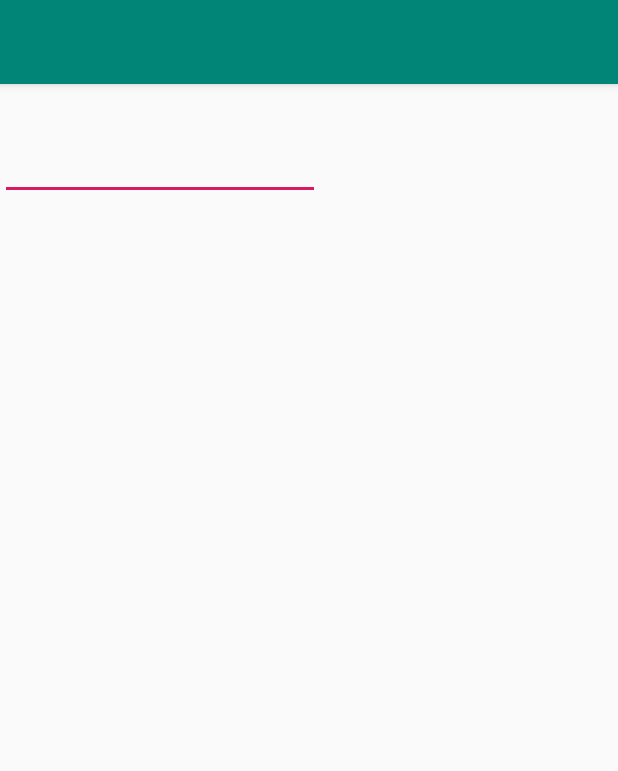
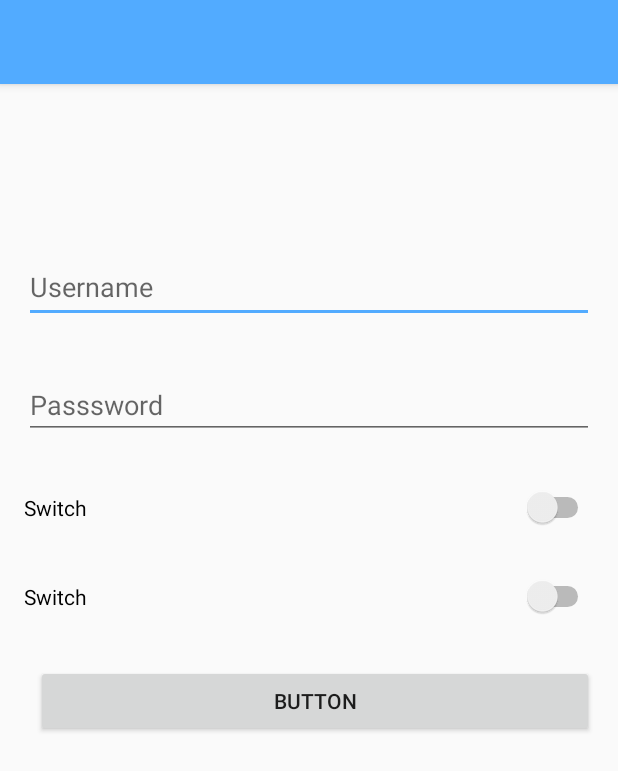
Before and after one commit to priyanka59patil/patient_app_android, an Android app: the layout activity_login.xml on its own in the app's theme, with its tools: preview values and no code run, on a phone screen of 412 x 824 dp. Shown: the top 771 px of the screen. Run offline under Robolectric (Android 15) with nearby library versions, the phone set to English and light mode, and no system bars.

Commit message:
login view

```diff
--- a/app/src/main/res/layout/activity_login.xml
+++ b/app/src/main/res/layout/activity_login.xml
@@ -1,28 +1,28 @@
 <?xml version="1.0" encoding="utf-8"?>
-<android.support.design.widget.CoordinatorLayout xmlns:android="http://schemas.android.com/apk/res/android"
+<androidx.coordinatorlayout.widget.CoordinatorLayout xmlns:android="http://schemas.android.com/apk/res/android"
     xmlns:app="http://schemas.android.com/apk/res-auto"
     xmlns:tools="http://schemas.android.com/tools"
     android:layout_width="match_parent"
     android:layout_height="match_parent"
     tools:context=".Activities.LoginActivity">
 
-    <android.support.design.widget.AppBarLayout
+    <com.google.android.material.appbar.AppBarLayout
         android:layout_width="match_parent"
         android:layout_height="wrap_content"
         android:theme="@style/AppTheme.AppBarOverlay">
 
-        <android.support.v7.widget.Toolbar
+        <androidx.appcompat.widget.Toolbar
             android:id="@+id/toolbar"
             android:layout_width="match_parent"
             android:layout_height="?attr/actionBarSize"
             android:background="?attr/colorPrimary"
             app:popupTheme="@style/AppTheme.PopupOverlay" />
 
-    </android.support.design.widget.AppBarLayout>
+    </com.google.android.material.appbar.AppBarLayout>
 
     <include layout="@layout/content_login" />
 
 
 
 
-</android.support.design.widget.CoordinatorLayout>
+</androidx.coordinatorlayout.widget.CoordinatorLayout>
--- a/app/src/main/res/layout/content_login.xml
+++ b/app/src/main/res/layout/content_login.xml
@@ -1,9 +1,10 @@
 <?xml version="1.0" encoding="utf-8"?>
-<android.support.constraint.ConstraintLayout xmlns:android="http://schemas.android.com/apk/res/android"
+<androidx.constraintlayout.widget.ConstraintLayout xmlns:android="http://schemas.android.com/apk/res/android"
     xmlns:app="http://schemas.android.com/apk/res-auto"
     xmlns:tools="http://schemas.android.com/tools"
     android:layout_width="match_parent"
     android:layout_height="match_parent"
+    android:padding="16dp"
     app:layout_behavior="@string/appbar_scrolling_view_behavior"
     tools:context=".Activities.LoginActivity"
     tools:showIn="@layout/activity_login">
@@ -11,11 +12,55 @@
 
     <EditText
         android:id="@+id/editText3"
-        android:layout_width="wrap_content"
+        android:layout_width="match_parent"
+        android:layout_height="47dp"
+        android:layout_marginTop="96dp"
+        android:ems="10"
+        android:hint="Username"
+        android:inputType="textEmailAddress"
+        app:layout_constraintTop_toTopOf="parent"
+        tools:layout_editor_absoluteX="98dp" />
+
+    <EditText
+        android:id="@+id/editText4"
+        android:layout_width="match_parent"
         android:layout_height="wrap_content"
         android:layout_marginTop="32dp"
         android:ems="10"
-        android:inputType="textEmailAddress"
-        app:layout_constraintTop_toTopOf="parent"
-        tools:layout_editor_absoluteX="98dp" />
-</android.support.constraint.ConstraintLayout>
+        android:hint="Passsword"
+        android:inputType="textPassword"
+        app:layout_constraintTop_toBottomOf="@+id/editText3"
+        tools:layout_editor_absoluteX="16dp" />
+
+    <Switch
+        android:id="@+id/switch1"
+        android:layout_width="match_parent"
+        android:layout_height="wrap_content"
+        android:layout_marginTop="32dp"
+        android:text="Switch"
+        app:layout_constraintEnd_toEndOf="@+id/editText4"
+        app:layout_constraintStart_toStartOf="@+id/editText4"
+        app:layout_constraintTop_toBottomOf="@+id/editText4" />
+
+    <Switch
+        android:id="@+id/switch2"
+        android:layout_width="match_parent"
+        android:layout_height="wrap_content"
+        android:layout_marginTop="32dp"
+        android:text="Switch"
+        app:layout_constraintEnd_toEndOf="@+id/switch1"
+        app:layout_constraintStart_toStartOf="@+id/switch1"
+        app:layout_constraintTop_toBottomOf="@+id/switch1" />
+
+    <Button
+        android:id="@+id/button2"
+        android:layout_width="match_parent"
+        android:layout_height="wrap_content"
+        android:layout_marginStart="8dp"
+        android:layout_marginLeft="8dp"
+        android:layout_marginTop="32dp"
+        android:text="Button"
+        app:layout_constraintEnd_toEndOf="@+id/switch2"
+        app:layout_constraintStart_toStartOf="@+id/switch2"
+        app:layout_constraintTop_toBottomOf="@+id/switch2" />
+</androidx.constraintlayout.widget.ConstraintLayout>
--- a/app/src/main/res/values/colors.xml
+++ b/app/src/main/res/values/colors.xml
@@ -1,6 +1,6 @@
 <?xml version="1.0" encoding="utf-8"?>
 <resources>
-    <color name="colorPrimary">#008577</color>
-    <color name="colorPrimaryDark">#00574B</color>
-    <color name="colorAccent">#D81B60</color>
+    <color name="colorPrimary">#52ABFF</color>
+    <color name="colorPrimaryDark">#3187D8</color>
+    <color name="colorAccent">#52ABFF</color>
 </resources>
--- a/gradle.properties
+++ b/gradle.properties
@@ -11,3 +11,6 @@ org.gradle.jvmargs=-Xmx1536m
 # This option should only be used with decoupled projects. More details, visit
 # http://www.gradle.org/docs/current/userguide/multi_project_builds.html#sec:decoupled_projects
 # org.gradle.parallel=true
+org.gradle.daemon=true
+android.useAndroidX=true
+android.enableJetifier=true
```
Also changed, not shown: app/build.gradle (+7 -0 lines), app/src/main/AndroidManifest.xml (+12 -2 lines), app/src/main/java/com/werq/patient/Activities/LoginActivity.java (+24 -15 lines), app/src/main/java/com/werq/patient/Activities/SplashActivity.java (+15 -7 lines), app/src/main/res/layout/activity_splash.xml (+5 -5 lines).
